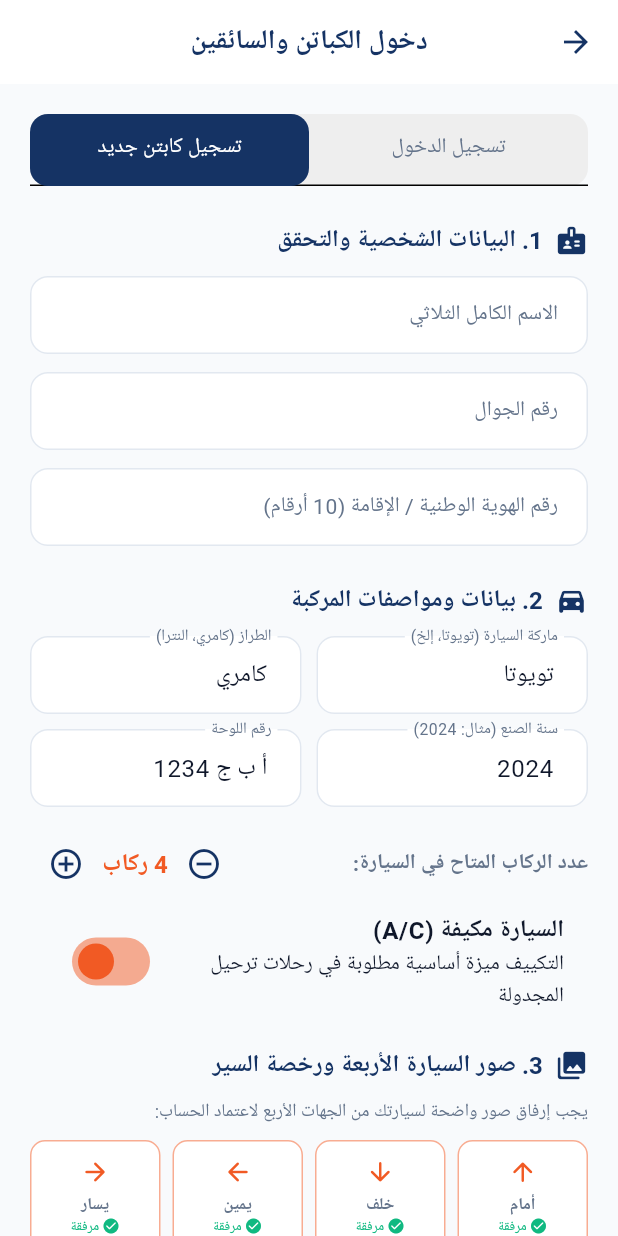
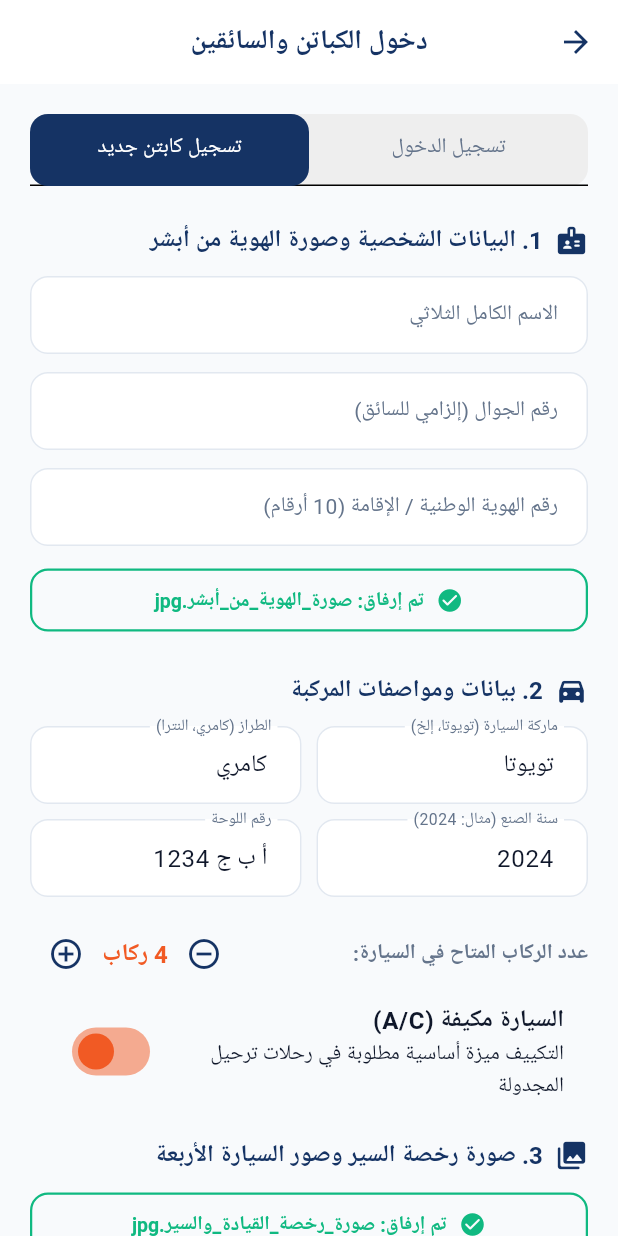
Before and after one commit to AhmedRashwan26/tarheel, a Flutter app: the DriverAuthScreen screen opened directly, tab 2 chosen, on a phone screen of 412 x 824 dp. Run offline on Flutter 3.47's test engine with Material 3 defaults, Android fonts, the phone set to English and light mode, and no system bars; our stand-ins replace audioplayers, dio, file_picker, google_fonts, shared_preferences, socket_io_client; accounts and stored records are empty; Roboto replaces fonts that are missing (Cairo).

Commit message:
feat: add mandatory Absher national ID and driver license upload buttons in driver registration

```diff
--- a/tarheel_app/lib/features/auth/driver_auth_screen.dart
+++ b/tarheel_app/lib/features/auth/driver_auth_screen.dart
@@ -29,6 +29,13 @@ class _DriverAuthScreenState extends State<DriverAuthScreen> with SingleTickerPr
   final _phoneController = TextEditingController();
   final _nationalIdController = TextEditingController();
 
+  // Document Uploads
+  String _idCardPhotoUrl = '/uploads/demo_absher_id.jpg';
+  String? _idCardFileName = 'صورة_الهوية_من_أبشر.jpg';
+
+  String _licenseUrl = '/uploads/demo_license.jpg';
+  String? _licenseFileName = 'صورة_رخصة_القيادة_والسير.jpg';
+
   // Vehicle
   final _brandController = TextEditingController(text: 'تويوتا');
   final _modelController = TextEditingController(text: 'كامري');
@@ -37,15 +44,13 @@ class _DriverAuthScreenState extends State<DriverAuthScreen> with SingleTickerPr
   int _capacity = 4;
   bool _isAirConditioned = true;
 
-  // Photos & Docs
+  // 4 Angle Photos
   final String _photoFrontUrl = '/uploads/demo_car_front.jpg';
   final String _photoBackUrl = '/uploads/demo_car_back.jpg';
   final String _photoRightUrl = '/uploads/demo_car_right.jpg';
   final String _photoLeftUrl = '/uploads/demo_car_left.jpg';
-  final String _vehicleRegUrl = '/uploads/demo_reg.jpg';
-  final String _licenseUrl = '/uploads/demo_lic.jpg';
 
-  // Bank
+  // Bank Details
   final _bankNameController = TextEditingController(text: 'مصرف الراجحي');
   final _ibanController = TextEditingController(text: 'SA0380000000608010167519');
   final _accountHolderController = TextEditingController();
@@ -112,6 +117,50 @@ class _DriverAuthScreenState extends State<DriverAuthScreen> with SingleTickerPr
     }
   }
 
+  Future<void> _pickIdCardFile() async {
+    try {
+      final result = await FilePicker.platform.pickFiles(
+        type: FileType.custom,
+        allowedExtensions: ['pdf', 'jpg', 'png', 'jpeg'],
+      );
+      if (result != null && result.files.isNotEmpty) {
+        setState(() {
+          _idCardFileName = result.files.first.name;
+          _idCardPhotoUrl = '/uploads/${result.files.first.name}';
+        });
+        if (mounted) {
+          ScaffoldMessenger.of(context).showSnackBar(
+            SnackBar(content: Text('تم إرفاق صورة الهوية من أبشر: $_idCardFileName')),
+          );
+        }
+      }
+    } catch (e) {
+      debugPrint('ID file picker error: $e');
+    }
+  }
+
+  Future<void> _pickLicenseFile() async {
+    try {
+      final result = await FilePicker.platform.pickFiles(
+        type: FileType.custom,
+        allowedExtensions: ['pdf', 'jpg', 'png', 'jpeg'],
+      );
+      if (result != null && result.files.isNotEmpty) {
+        setState(() {
+          _licenseFileName = result.files.first.name;
+          _licenseUrl = '/uploads/${result.files.first.name}';
+        });
+        if (mounted) {
+          ScaffoldMessenger.of(context).showSnackBar(
+            SnackBar(content: Text('تم إرفاق صورة رخصة السير: $_licenseFileName')),
+          );
+        }
+      }
+    } catch (e) {
+      debugPrint('License file picker error: $e');
+    }
+  }
+
   Future<void> _pickBankCertificatePdf() async {
     try {
       final result = await FilePicker.platform.pickFiles(
@@ -137,6 +186,26 @@ class _DriverAuthScreenState extends State<DriverAuthScreen> with SingleTickerPr
   Future<void> _handleRegisterDriver() async {
     if (!_registerFormKey.currentState!.validate()) return;
 
+    if (_idCardFileName == null) {
+      ScaffoldMessenger.of(context).showSnackBar(
+        const SnackBar(
+          content: Text('يرجى إرفاق صورة الهوية الوطنية من أبشر'),
+          backgroundColor: AppColors.error,
+        ),
+      );
+      return;
+    }
+
+    if (_licenseFileName == null) {
+      ScaffoldMessenger.of(context).showSnackBar(
+        const SnackBar(
+          content: Text('يرجى إرفاق صورة رخصة السير والقيادة'),
+          backgroundColor: AppColors.error,
+        ),
+      );
+      return;
+    }
+
     if (!_agreeToTerms) {
       ScaffoldMessenger.of(context).showSnackBar(
         const SnackBar(
@@ -153,9 +222,9 @@ class _DriverAuthScreenState extends State<DriverAuthScreen> with SingleTickerPr
       'phoneNumber': _phoneController.text.trim(),
       'fullName': _fullNameController.text.trim(),
       'nationalId': _nationalIdController.text.trim(),
-      'idCardPhotoUrl': '/uploads/demo_id.jpg',
+      'idCardPhotoUrl': _idCardPhotoUrl,
       'driverLicenseUrl': _licenseUrl,
-      'vehicleRegistrationUrl': _vehicleRegUrl,
+      'vehicleRegistrationUrl': _licenseUrl,
       'vehicleBrand': _brandController.text.trim(),
       'vehicleModel': _modelController.text.trim(),
       'vehicleYear': int.tryParse(_yearController.text) ?? 2024,
@@ -350,7 +419,7 @@ class _DriverAuthScreenState extends State<DriverAuthScreen> with SingleTickerPr
       child: Column(
         crossAxisAlignment: CrossAxisAlignment.stretch,
         children: [
-          _buildSectionHeader('1. البيانات الشخصية والتحقق', Icons.badge_rounded),
+          _buildSectionHeader('1. البيانات الشخصية وصورة الهوية من أبشر', Icons.badge_rounded),
           const SizedBox(height: 12),
           TextFormField(
             controller: _fullNameController,
@@ -362,7 +431,7 @@ class _DriverAuthScreenState extends State<DriverAuthScreen> with SingleTickerPr
             controller: _phoneController,
             keyboardType: TextInputType.phone,
             decoration: const InputDecoration(
-              labelText: 'رقم الجوال',
+              labelText: 'رقم الجوال (إلزامي للسائق)',
               hintText: '+9665xxxxxxxx',
             ),
             validator: (v) => v == null || v.isEmpty ? 'رقم الجوال مطلوب للسائق' : null,
@@ -373,6 +442,33 @@ class _DriverAuthScreenState extends State<DriverAuthScreen> with SingleTickerPr
             keyboardType: TextInputType.number,
             decoration: const InputDecoration(labelText: 'رقم الهوية الوطنية / الإقامة (10 أرقام)'),
             validator: (v) => v == null || v.length < 10 ? 'رقم الهوية يجب أن يكون 10 أرقام' : null,
+          ),
+          const SizedBox(height: 12),
+
+          // Absher ID Upload Button
+          OutlinedButton.icon(
+            onPressed: _pickIdCardFile,
+            style: OutlinedButton.styleFrom(
+              side: BorderSide(
+                color: _idCardFileName != null ? AppColors.success : AppColors.primary,
+                width: 1.5,
+              ),
+              padding: const EdgeInsets.symmetric(vertical: 12, horizontal: 16),
+            ),
+            icon: Icon(
+              _idCardFileName != null ? Icons.check_circle_rounded : Icons.camera_front_rounded,
+              color: _idCardFileName != null ? AppColors.success : AppColors.primary,
+            ),
+            label: Text(
+              _idCardFileName != null
+                  ? 'تم إرفاق: $_idCardFileName'
+                  : 'رفع صورة الهوية الوطنية من تطبيق أبشر (مطلوب)',
+              style: TextStyle(
+                fontSize: 13,
+                fontWeight: FontWeight.bold,
+                color: _idCardFileName != null ? AppColors.success : AppColors.primary,
+              ),
+            ),
           ),
 
           const SizedBox(height: 24),
@@ -454,10 +550,38 @@ class _DriverAuthScreenState extends State<DriverAuthScreen> with SingleTickerPr
           ),
 
           const SizedBox(height: 16),
-          _buildSectionHeader('3. صور السيارة الأربعة ورخصة السير', Icons.photo_library_rounded),
+          _buildSectionHeader('3. صورة رخصة السير وصور السيارة الأربعة', Icons.photo_library_rounded),
           const SizedBox(height: 10),
+
+          // License Upload Button
+          OutlinedButton.icon(
+            onPressed: _pickLicenseFile,
+            style: OutlinedButton.styleFrom(
+              side: BorderSide(
+                color: _licenseFileName != null ? AppColors.success : AppColors.accent,
+                width: 1.5,
+              ),
+              padding: const EdgeInsets.symmetric(vertical: 12, horizontal: 16),
+            ),
+            icon: Icon(
+              _licenseFileName != null ? Icons.check_circle_rounded : Icons.drive_eta_rounded,
+              color: _licenseFileName != null ? AppColors.success : AppColors.accent,
+            ),
+            label: Text(
+              _licenseFileName != null
+                  ? 'تم إرفاق: $_licenseFileName'
+                  : 'رفع صورة رخصة السير والقيادة (مطلوب)',
+              style: TextStyle(
+                fontSize: 13,
+                fontWeight: FontWeight.bold,
+                color: _licenseFileName != null ? AppColors.success : AppColors.accent,
+              ),
+            ),
+          ),
+          const SizedBox(height: 14),
+
           const Text(
-            'يجب إرفاق صور واضحة لسيارتك من الجهات الأربع لاعتماد الحساب:',
+            'صور السيارة من الجهات الأربع لاعتماد الحساب:',
             style: TextStyle(fontSize: 12, color: AppColors.textSecondary),
           ),
           const SizedBox(height: 10),
```
